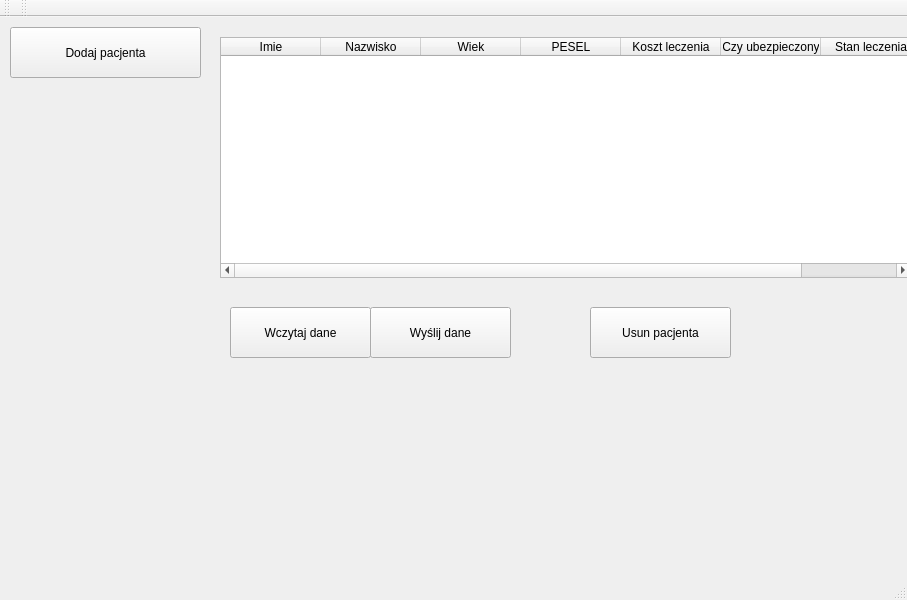
Kupsztajn/Jipp, file Pacjenci/Pacjenci.ui: the form before one commit.
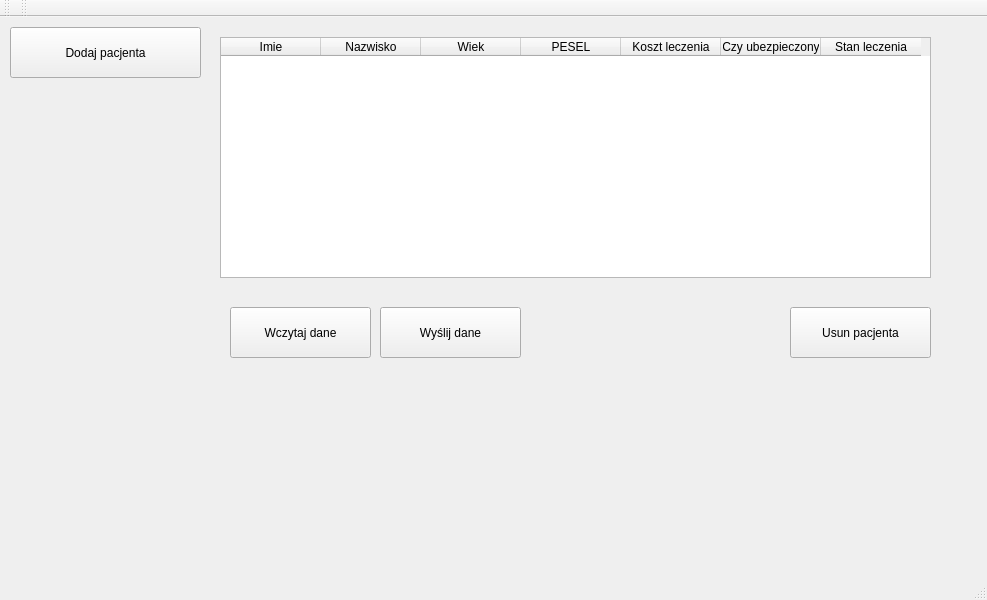
The form after the commit.

Commit message: design enhacement

```diff
--- a/Pacjenci/Pacjenci.ui
+++ b/Pacjenci/Pacjenci.ui
@@ -6,7 +6,7 @@
    <rect>
     <x>0</x>
     <y>0</y>
-    <width>907</width>
+    <width>987</width>
     <height>600</height>
    </rect>
   </property>
@@ -36,7 +36,7 @@
    <widget class="QPushButton" name="Button_Usun">
     <property name="geometry">
      <rect>
-      <x>590</x>
+      <x>790</x>
       <y>290</y>
       <width>141</width>
       <height>51</height>
@@ -49,7 +49,7 @@
    <widget class="QPushButton" name="SendDataButton">
     <property name="geometry">
      <rect>
-      <x>370</x>
+      <x>380</x>
       <y>290</y>
       <width>141</width>
       <height>51</height>
@@ -64,7 +64,7 @@
      <rect>
       <x>220</x>
       <y>20</y>
-      <width>691</width>
+      <width>711</width>
       <height>241</height>
      </rect>
     </property>
```
Left out of the diff: 2 changed lines with no effect on the pictures. The commit also changes 3 other files.
